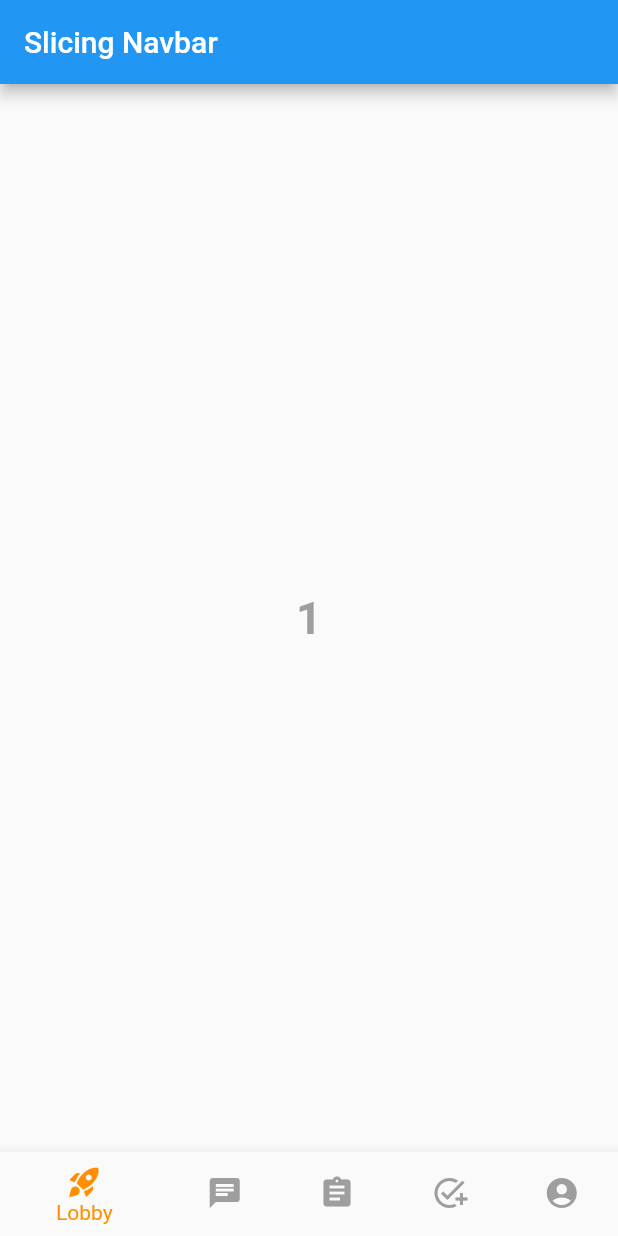
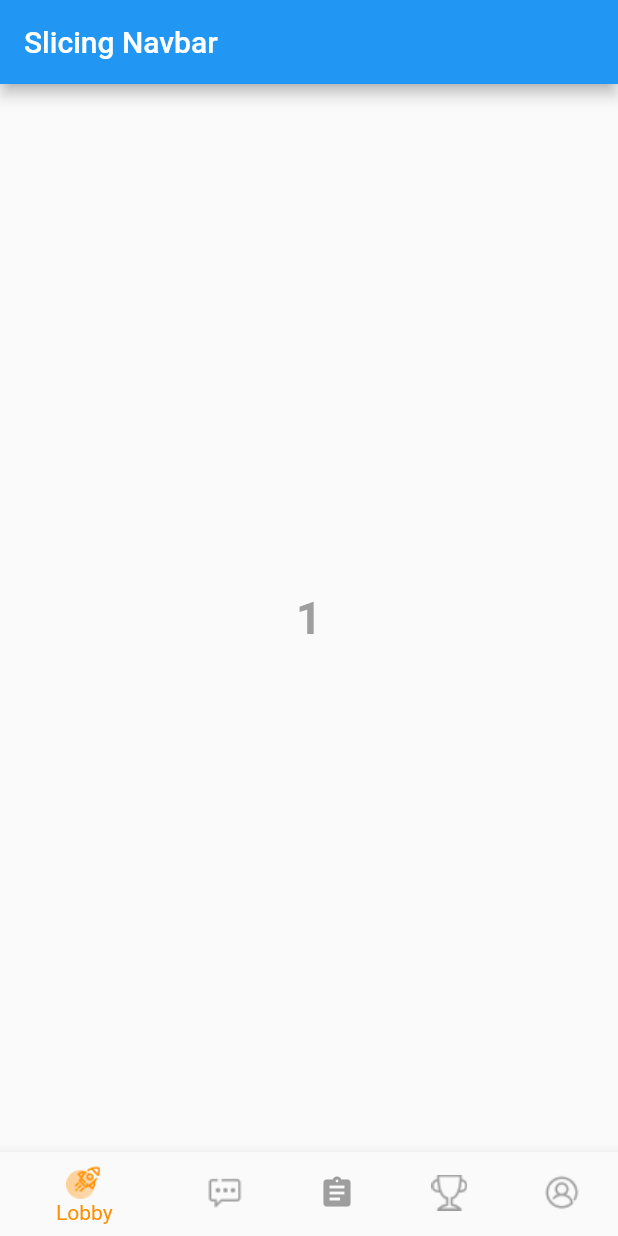
Before and after one commit to bagusromadhon/Slicing-navbar, a Flutter app: the screen it shows after launch, on a phone screen of 412 x 824 dp. Run offline on Flutter 3.47's test engine with Material 2 defaults, Android fonts, the phone set to English and light mode, and no system bars.

Commit message:
Image Icon

```diff
--- a/lib/main.dart
+++ b/lib/main.dart
@@ -73,11 +73,11 @@ class _MyStatefulWidgetState extends State<MyStatefulWidget> {
         items: const <BottomNavigationBarItem>[
 
           BottomNavigationBarItem(
-            icon: Icon(Icons.rocket_launch),
+            icon: ImageIcon(AssetImage("asset/image/Lobby.png")),
             label: 'Lobby',
           ),
           BottomNavigationBarItem(
-            icon: Icon(Icons.chat),
+            icon: ImageIcon(AssetImage("asset/image/Chat.png")),
             label: 'Chatting',
 
           ),
@@ -86,11 +86,11 @@ class _MyStatefulWidgetState extends State<MyStatefulWidget> {
             label: 'Assignment',
           ),
            BottomNavigationBarItem(
-            icon: Icon(Icons.add_task_sharp),
+            icon: ImageIcon(AssetImage("asset/image/bi_trophy.png")),
             label: 'Ranking',
           ),
           BottomNavigationBarItem(
-            icon: Icon(Icons.account_circle),
+            icon: ImageIcon(AssetImage("asset/image/Profil.png")),
             label: 'Profile',
           ),
         ],
--- a/pubspec.yaml
+++ b/pubspec.yaml
@@ -60,9 +60,9 @@ flutter:
   uses-material-design: true
 
   # To add assets to your application, add an assets section, like this:
-  # assets:
-  #   - images/a_dot_burr.jpeg
-  #   - images/a_dot_ham.jpeg
+  assets:
+    - asset/image/
+
 
   # An image asset can refer to one or more resolution-specific "variants", see
   # https://flutter.dev/assets-and-images/#resolution-aware
```
Also changed, not shown: asset/image/Chat.png (added), asset/image/Lobby.png (added), asset/image/Profil.png (added), asset/image/bi_trophy.png (added).
